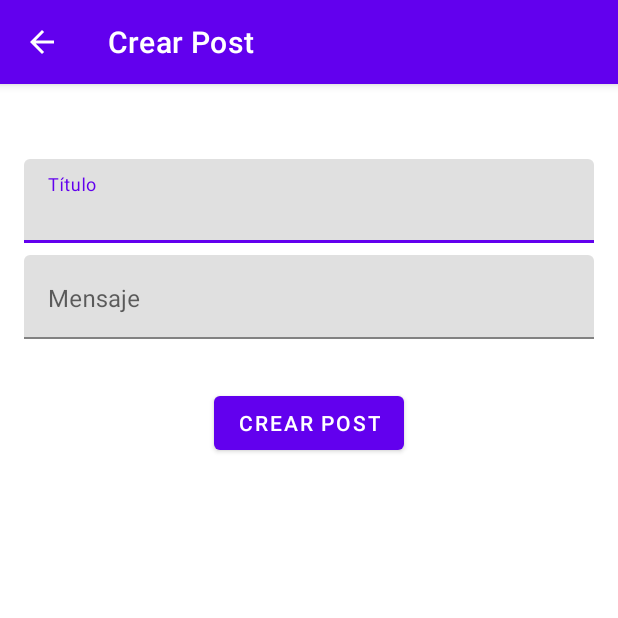
After one commit to Jmarser/App_practicas01, an Android app: the CreatePostActivity screen opened directly, with no data from a screen before it, on a phone screen of 412 x 824 dp, the top half of it. The commit adds this screen. Run offline under Robolectric (Android 15) with nearby library versions, the phone set to English and light mode, and no system bars; our stand-ins replace Dagger/Hilt's generated code; libraries missing offline, so code that uses them is left out: at.favre.lib; 1 statement that could not run was skipped.

Commit message:
implementado CreatePostActivity
Implementados el layout y la funcionalidad del CreatePostActivity

```diff
--- a/app/src/main/java/com/jmarser/app_practicas01/api/wsApi/WsApi.java
+++ b/app/src/main/java/com/jmarser/app_practicas01/api/wsApi/WsApi.java
@@ -12,7 +12,10 @@ import com.jmarser.app_practicas01.utils.Constantes;
 import java.util.List;
 
 import retrofit2.Call;
+import retrofit2.http.Field;
+import retrofit2.http.FormUrlEncoded;
 import retrofit2.http.GET;
+import retrofit2.http.POST;
 import retrofit2.http.Path;
 import retrofit2.http.Query;
 
@@ -45,4 +48,8 @@ public interface WsApi {
     @GET(Constantes.GET_COMMENTS)
     Call<List<Comment>> getCommentsForPostId(@Query("postId") int postId);
 
+    @FormUrlEncoded
+    @POST(Constantes.CREATE_POSTS)
+    Call<Post> createPost(@Field("title") String title, @Field("body") String body, @Field("userId") int userId);
+
 }
--- a/app/src/main/java/com/jmarser/app_practicas01/di/appComponent/AppComponent.java
+++ b/app/src/main/java/com/jmarser/app_practicas01/di/appComponent/AppComponent.java
@@ -8,6 +8,7 @@ import com.jmarser.app_practicas01.login.view.LoginActivity;
 import com.jmarser.app_practicas01.login.view.SplashActivity;
 import com.jmarser.app_practicas01.main.MainActivity;
 import com.jmarser.app_practicas01.portadas.view.PortadasFragment;
+import com.jmarser.app_practicas01.usuarios.view.CreatePostActivity;
 import com.jmarser.app_practicas01.usuarios.view.PostDetailsActivity;
 import com.jmarser.app_practicas01.usuarios.view.UsuarioDetailActivity;
 import com.jmarser.app_practicas01.usuarios.view.UsuariosFragment;
@@ -35,4 +36,6 @@ public interface AppComponent {
     void inject(UsuarioDetailActivity usuarioDetailActivity);
 
     void inject(PostDetailsActivity postDetailsActivity);
+
+    void inject(CreatePostActivity createPostActivity);
 }
--- a/app/src/main/java/com/jmarser/app_practicas01/di/appModule/AppModule.java
+++ b/app/src/main/java/com/jmarser/app_practicas01/di/appModule/AppModule.java
@@ -27,12 +27,16 @@ import com.jmarser.app_practicas01.portadas.view.PortadasFragment;
 import com.jmarser.app_practicas01.portadas.view.PortadasView;
 import com.jmarser.app_practicas01.usuarios.interactor.UsuariosInteractor;
 import com.jmarser.app_practicas01.usuarios.interactor.UsuariosInteractorImpl;
+import com.jmarser.app_practicas01.usuarios.presenter.CreatePostPresenter;
+import com.jmarser.app_practicas01.usuarios.presenter.CreatePostPresenterImpl;
 import com.jmarser.app_practicas01.usuarios.presenter.PostDetailsPresenter;
 import com.jmarser.app_practicas01.usuarios.presenter.PostDetailsPresenterImpl;
 import com.jmarser.app_practicas01.usuarios.presenter.UsuarioDetailsPresenter;
 import com.jmarser.app_practicas01.usuarios.presenter.UsuarioDetailsPresenterImpl;
 import com.jmarser.app_practicas01.usuarios.presenter.UsuariosPresenter;
 import com.jmarser.app_practicas01.usuarios.presenter.UsuariosPresenterImpl;
+import com.jmarser.app_practicas01.usuarios.view.CreatePostActivity;
+import com.jmarser.app_practicas01.usuarios.view.CreatePostView;
 import com.jmarser.app_practicas01.usuarios.view.PostDetailsActivity;
 import com.jmarser.app_practicas01.usuarios.view.PostDetailsView;
 import com.jmarser.app_practicas01.usuarios.view.UsuarioDetailActivity;
@@ -56,6 +60,7 @@ public class AppModule {
     private PortadasFragment portadasFragment;
     private UsuarioDetailActivity usuarioDetailActivity;
     private PostDetailsActivity postDetailsActivity;
+    private CreatePostActivity createPostActivity;
 
     private Context context;
 
@@ -102,6 +107,11 @@ public class AppModule {
 
     public AppModule(PostDetailsActivity postDetailsActivity, Context context) {
         this.postDetailsActivity = postDetailsActivity;
+        this.context = context;
+    }
+
+    public AppModule(CreatePostActivity createPostActivity, Context context) {
+        this.createPostActivity = createPostActivity;
         this.context = context;
     }
 
@@ -181,6 +191,15 @@ public class AppModule {
 
     @Nullable
     @Provides
+    public CreatePostView createPostActivity(){
+        if (createPostActivity != null){
+            return createPostActivity;
+        }
+        return null;
+    }
+
+    @Nullable
+    @Provides
     public ErrorView provideErrorView(){
         if(splashActivity != null){
             return splashActivity;
@@ -196,6 +215,8 @@ public class AppModule {
             return usuarioDetailActivity;
         }else if (postDetailsActivity != null){
             return postDetailsActivity;
+        }else if(createPostActivity != null){
+            return createPostActivity;
         }
         return null;
     }
@@ -232,6 +253,11 @@ public class AppModule {
         return presenter;
     }
 
+    @Provides
+    public CreatePostPresenter providesCreatePostPresenter(CreatePostPresenterImpl presenter){
+        return presenter;
+    }
+
     /* Interactors */
 
     @Provides
--- a/app/src/main/java/com/jmarser/app_practicas01/usuarios/interactor/UsuariosInteractor.java
+++ b/app/src/main/java/com/jmarser/app_practicas01/usuarios/interactor/UsuariosInteractor.java
@@ -38,6 +38,13 @@ public interface UsuariosInteractor {
         void onErrorGetComments();
     }
 
+    void createPost(String title, String body, int userId, OnCreatePostCallBack callBack, OnErrorServer errorServer);
+
+    interface OnCreatePostCallBack{
+        void onSuccessCreatePost(Post post);
+        void onErrorCreatePost();
+    }
+
     interface OnErrorServer{
         void onErrorServer();
     }
--- /dev/null
+++ b/app/src/main/java/com/jmarser/app_practicas01/usuarios/presenter/CreatePostPresenter.java
@@ -0,0 +1,8 @@
+package com.jmarser.app_practicas01.usuarios.presenter;
+
+import com.google.android.material.textfield.TextInputLayout;
+
+public interface CreatePostPresenter {
+
+    void createPost(TextInputLayout til_titulo, TextInputLayout til_body, int userId);
+}
--- /dev/null
+++ b/app/src/main/java/com/jmarser/app_practicas01/usuarios/presenter/CreatePostPresenterImpl.java
@@ -0,0 +1,78 @@
+package com.jmarser.app_practicas01.usuarios.presenter;
+
+import android.text.TextUtils;
+
+import com.google.android.material.textfield.TextInputLayout;
+import com.jmarser.app_practicas01.api.models.Post;
+import com.jmarser.app_practicas01.usuarios.interactor.UsuariosInteractor;
+import com.jmarser.app_practicas01.usuarios.view.CreatePostView;
+import com.jmarser.app_practicas01.utils.ErrorView;
+
+import org.jetbrains.annotations.Nullable;
+
+import javax.inject.Inject;
+
+public class CreatePostPresenterImpl implements CreatePostPresenter, UsuariosInteractor.OnCreatePostCallBack, UsuariosInteractor.OnErrorServer{
+
+
+
+    @Nullable
+    @Inject
+    CreatePostView createPostView;
+
+    @Nullable
+    @Inject
+    ErrorView errorView;
+
+    @Inject
+    UsuariosInteractor usuariosInteractor;
+
+    @Inject
+    public CreatePostPresenterImpl() {
+    }
+
+    @Override
+    public void createPost(TextInputLayout til_titulo, TextInputLayout til_body, int userId) {
+        String title = til_titulo.getEditText().getText().toString();
+        String body = til_body.getEditText().getText().toString();
+        Boolean titleIsEmpty = true;
+        Boolean bodyIsEmpty = true;
+
+        if(!TextUtils.isEmpty(title)){
+            titleIsEmpty = false;
+        }else{
+            til_titulo.setError("Debe indicar un título");
+            til_titulo.requestFocus();
+        }
+
+        if(!TextUtils.isEmpty(body)){
+            bodyIsEmpty = false;
+        }else{
+            til_body.setError("Escriba el post");
+            if(!titleIsEmpty){
+                til_body.requestFocus();
+            }
+        }
+
+        if(userId > 0 && !titleIsEmpty && !bodyIsEmpty){
+            usuariosInteractor.createPost(title, body, userId, this, this);
+        }else{
+            errorView.showError();
+        }
+    }
+
+    @Override
+    public void onSuccessCreatePost(Post post) {
+        createPostView.successCreatePost(post);
+    }
+
+    @Override
+    public void onErrorCreatePost() {
+        errorView.showError();
+    }
+
+    @Override
+    public void onErrorServer() {
+        errorView.errorServer();
+    }
+}
--- /dev/null
+++ b/app/src/main/java/com/jmarser/app_practicas01/usuarios/view/CreatePostActivity.java
@@ -0,0 +1,138 @@
+package com.jmarser.app_practicas01.usuarios.view;
+
+import androidx.appcompat.app.ActionBar;
+import androidx.appcompat.app.AppCompatActivity;
+
+import android.content.SharedPreferences;
+import android.os.Bundle;
+import android.view.View;
+import android.widget.Toast;
+
+import com.jmarser.app_practicas01.api.models.Post;
+import com.jmarser.app_practicas01.api.models.User;
+import com.jmarser.app_practicas01.databinding.ActivityCreatePostBinding;
+import com.jmarser.app_practicas01.di.appComponent.AppComponent;
+import com.jmarser.app_practicas01.di.appComponent.DaggerAppComponent;
+import com.jmarser.app_practicas01.di.appModule.AppModule;
+import com.jmarser.app_practicas01.di.appModule.SharedPreferencesModule;
+import com.jmarser.app_practicas01.usuarios.presenter.CreatePostPresenter;
+import com.jmarser.app_practicas01.utils.Constantes;
+import com.jmarser.app_practicas01.utils.ErrorView;
+
+import javax.inject.Inject;
+
+public class CreatePostActivity extends AppCompatActivity implements CreatePostView, ErrorView, View.OnClickListener {
+
+    private ActivityCreatePostBinding binding;
+    private ActionBar actionBar;
+    private User user;
+
+    @Inject
+    SharedPreferences sharedPreferences;
+
+    @Inject
+    CreatePostPresenter createPostPresenter;
+
+    @Override
+    protected void onCreate(Bundle savedInstanceState) {
+        super.onCreate(savedInstanceState);
+        binding = ActivityCreatePostBinding.inflate(getLayoutInflater());
+
+
+        initInjection();
+        initActionBar();
+        initListener();
+
+        Bundle bundle = getIntent().getExtras();
+        user = bundle.getParcelable(Constantes.BUNDLE_USUARIO);
+
+        setContentView(binding.getRoot());
+    }
+
+    private void initInjection(){
+        AppComponent appComponent = DaggerAppComponent.builder()
+                .appModule(new AppModule(this, this))
+                .sharedPreferencesModule(new SharedPreferencesModule(this))
+                .build();
+
+        appComponent.inject(this);
+    }
+
+    private void initActionBar(){
+        actionBar = getSupportActionBar();
+        actionBar.setDisplayHomeAsUpEnabled(true);
+        actionBar.setTitle("Crear Post");
+    }
+
+    private void initListener(){
+        binding.btnCrearPost.setOnClickListener(this);
+        binding.layoutError.btnRetry.setOnClickListener(this);
+        binding.tilTituloPost.getEditText().setOnFocusChangeListener(new View.OnFocusChangeListener() {
+            @Override
+            public void onFocusChange(View v, boolean hasFocus) {
+                if(!hasFocus){
+                    binding.tilTituloPost.setError(null);
+                }
+            }
+        });
+        binding.tilMensajePost.getEditText().setOnFocusChangeListener(new View.OnFocusChangeListener() {
+            @Override
+            public void onFocusChange(View v, boolean hasFocus) {
+                if(!hasFocus){
+                    binding.tilMensajePost.setError(null);
+                }
+            }
+        });
+    }
+
+    private void createPost(){
+        binding.pbCreatePost.setVisibility(View.VISIBLE);
+        binding.btnCrearPost.setVisibility(View.INVISIBLE);
+        createPostPresenter.createPost(binding.tilTituloPost, binding.tilMensajePost, user.getId());
+    }
+
+    @Override
+    public boolean onSupportNavigateUp() {
+        onBackPressed();
+        return true;
+    }
+
+    @Override
+    public void onClick(View v) {
+        int itemId = v.getId();
+
+        if (itemId == binding.btnCrearPost.getId()){
+            createPost();
+        }
+
+        if (itemId == binding.layoutError.btnRetry.getId()){
+            binding.layoutError.clError.setVisibility(View.GONE);
+            createPost();
+        }
+    }
+
+    @Override
+    public void successCreatePost(Post post) {
+        binding.pbCreatePost.setVisibility(View.INVISIBLE);
+        binding.btnCrearPost.setVisibility(View.VISIBLE);
+        Toast.makeText(this, "Post creado correctamente.", Toast.LENGTH_LONG).show();
+        onSupportNavigateUp();
+    }
+
+    @Override
+    public void showError() {
+        binding.pbCreatePost.setVisibility(View.INVISIBLE);
+        binding.btnCrearPost.setVisibility(View.VISIBLE);
+    }
+
+    @Override
+    public void showErrorMessage(String message) {
+
+    }
+
+    @Override
+    public void errorServer() {
+        binding.pbCreatePost.setVisibility(View.GONE);
+        binding.layoutError.clError.setVisibility(View.VISIBLE);
+    }
+}
--- /dev/null
+++ b/app/src/main/java/com/jmarser/app_practicas01/usuarios/view/CreatePostView.java
@@ -0,0 +1,9 @@
+package com.jmarser.app_practicas01.usuarios.view;
+
+import com.jmarser.app_practicas01.api.models.Post;
+
+public interface CreatePostView {
+
+    void successCreatePost(Post post);
+
+}
--- a/app/src/main/java/com/jmarser/app_practicas01/utils/Constantes.java
+++ b/app/src/main/java/com/jmarser/app_practicas01/utils/Constantes.java
@@ -21,4 +21,5 @@ public class Constantes {
     public static final String GET_ALBUMS = "albums/";
     public static final String GET_ALBUMS_FOR_USER = "users/{userId}/albums";
     public static final String GET_PORTADAS_FOR_ALBUM = "albums/{albumId}/photos";
+    public static final String CREATE_POSTS = "posts/";
 }
--- /dev/null
+++ b/app/src/main/res/drawable/ic_add.xml
@@ -0,0 +1,5 @@
+<vector android:height="24dp" android:tint="@android:color/white"
+    android:viewportHeight="24" android:viewportWidth="24"
+    android:width="24dp" xmlns:android="http://schemas.android.com/apk/res/android">
+    <path android:fillColor="@android:color/white" android:pathData="M19,13h-6v6h-2v-6H5v-2h6V5h2v6h6v2z"/>
+</vector>
--- /dev/null
+++ b/app/src/main/res/layout/activity_create_post.xml
@@ -0,0 +1,85 @@
+<?xml version="1.0" encoding="utf-8"?>
+<androidx.constraintlayout.widget.ConstraintLayout xmlns:android="http://schemas.android.com/apk/res/android"
+    xmlns:app="http://schemas.android.com/apk/res-auto"
+    xmlns:tools="http://schemas.android.com/tools"
+    android:layout_width="match_parent"
+    android:layout_height="match_parent"
+    tools:context=".usuarios.view.CreatePostActivity">
+
+    <LinearLayout
+        android:id="@+id/ll_formPost"
+        android:layout_width="match_parent"
+        android:layout_height="wrap_content"
+        android:layout_marginStart="16dp"
+        android:layout_marginTop="50dp"
+        android:layout_marginEnd="16dp"
+        android:orientation="vertical"
+        app:layout_constraintEnd_toEndOf="parent"
+        app:layout_constraintStart_toStartOf="parent"
+        app:layout_constraintTop_toTopOf="parent">
+
+
+        <com.google.android.material.textfield.TextInputLayout
+            android:id="@+id/til_tituloPost"
+            android:layout_width="match_parent"
+            android:layout_height="match_parent"
+            android:layout_marginBottom="8dp"
+            android:hint="Título"
+            app:endIconMode="clear_text">
+
+            <com.google.android.material.textfield.TextInputEditText
+                android:layout_width="match_parent"
+                android:layout_height="wrap_content"
+                android:inputType="text" />
+        </com.google.android.material.textfield.TextInputLayout>
+
+        <com.google.android.material.textfield.TextInputLayout
+            android:id="@+id/til_mensajePost"
+            android:layout_width="match_parent"
+            android:layout_height="match_parent"
+            android:hint="Mensaje"
+            app:endIconMode="clear_text">
+
+            <com.google.android.material.textfield.TextInputEditText
+                android:layout_width="match_parent"
+                android:layout_height="wrap_content"
+                android:gravity="top|start"
+                android:inputType="textMultiLine"
+                android:lines="5"
+                android:minLines="1"
+                android:scrollbars="vertical" />
+        </com.google.android.material.textfield.TextInputLayout>
+
+        <Button
+            android:id="@+id/btn_crearPost"
+            android:layout_width="wrap_content"
+            android:layout_height="wrap_content"
+            android:layout_marginTop="32dp"
+            android:text="Crear Post"
+            android:layout_gravity="center"/>
+
+    </LinearLayout>
+
+    <ProgressBar
+        android:id="@+id/pb_createPost"
+        android:layout_width="50dp"
+        android:layout_height="50dp"
+        android:visibility="gone"
+        app:layout_constraintBottom_toBottomOf="parent"
+        app:layout_constraintEnd_toEndOf="parent"
+        app:layout_constraintStart_toStartOf="parent"
+        app:layout_constraintTop_toTopOf="parent" />
+
+    <include
+        android:id="@+id/layout_error"
+        layout="@layout/error_server_fragment"
+        android:layout_width="0dp"
+        android:layout_height="0dp"
+        android:visibility="gone"
+        app:layout_constraintBottom_toBottomOf="parent"
+        app:layout_constraintEnd_toEndOf="parent"
+        app:layout_constraintStart_toStartOf="parent"
+        app:layout_constraintTop_toTopOf="parent" />
+
+
+</androidx.constraintlayout.widget.ConstraintLayout>
```
Also changed, not shown: app/src/main/AndroidManifest.xml (+7 -0 lines), app/src/main/java/com/jmarser/app_practicas01/usuarios/interactor/UsuariosInteractorImpl.java (+23 -0 lines), app/src/main/java/com/jmarser/app_practicas01/usuarios/view/UsuarioDetailActivity.java (+25 -0 lines), app/src/main/res/menu/usuario_details_menu.xml (added, +10 -0 lines).
